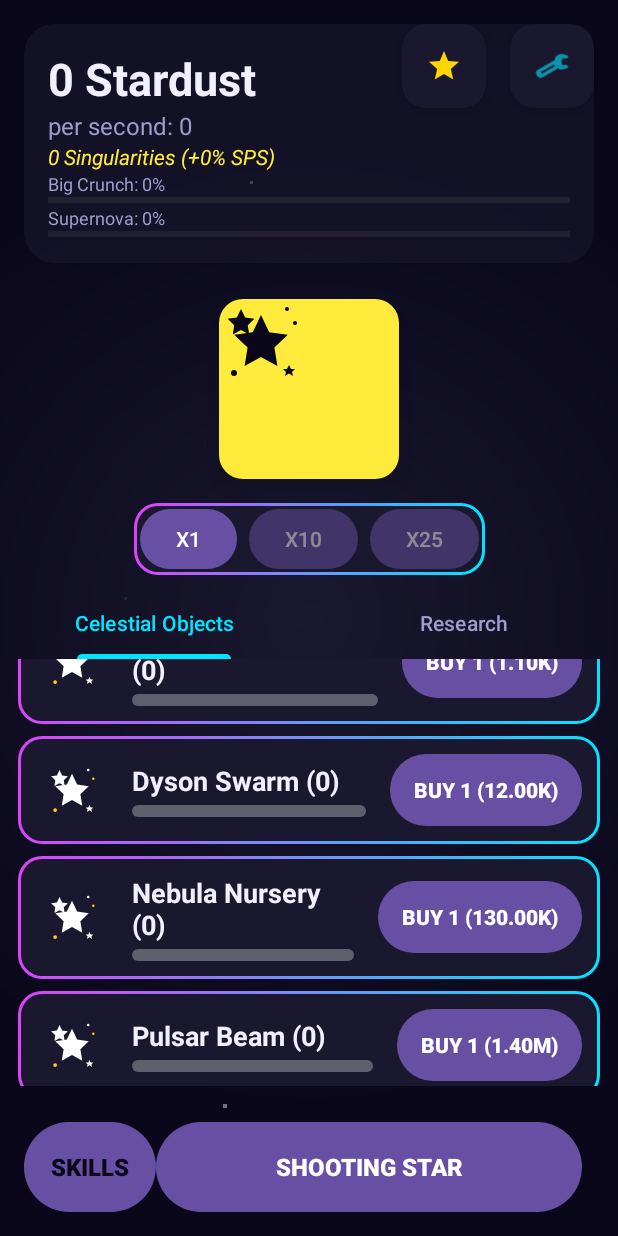
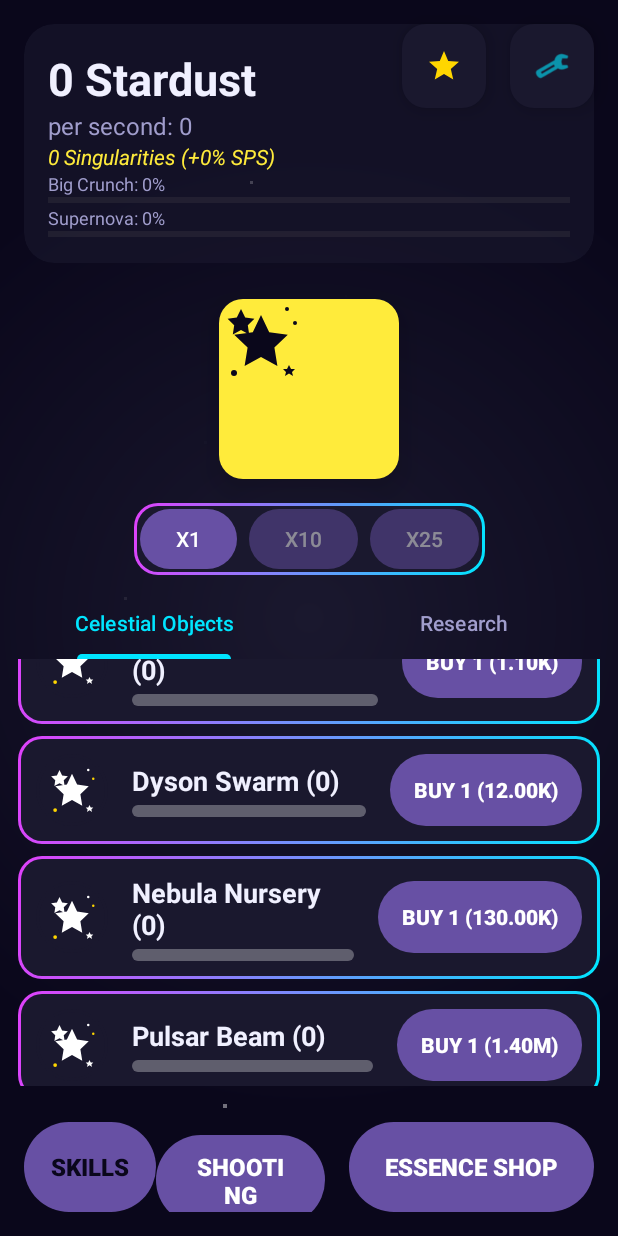
Before and after one commit to Annguyen0410/IdleClickerGame, an Android app: the screen it shows after launch (MainActivity), scrolled down 198 dp, on a phone screen of 412 x 824 dp. Run offline under Robolectric (Android 15) with nearby library versions, the phone set to English and light mode, and no system bars.

Commit message:
Add Cosmic Essence Shop with permanent perks and UI elements
Co-authored-by: annguyen0410 <annguyen0410@csu.fullerton.edu>

```diff
--- /dev/null
+++ b/app/src/main/java/com/zaigame/IdleClickerGame/EssencePerk.java
@@ -0,0 +1,26 @@
+package com.zaigame.IdleClickerGame;
+
+import java.io.Serializable;
+
+public class EssencePerk implements Serializable {
+    private final String id;
+    private final String name;
+    private final String description;
+    private final int costEssence;
+    private boolean purchased;
+
+    public EssencePerk(String id, String name, String description, int costEssence) {
+        this.id = id;
+        this.name = name;
+        this.description = description;
+        this.costEssence = costEssence;
+        this.purchased = false;
+    }
+
+    public String getId() { return id; }
+    public String getName() { return name; }
+    public String getDescription() { return description; }
+    public int getCostEssence() { return costEssence; }
+    public boolean isPurchased() { return purchased; }
+    public void setPurchased(boolean purchased) { this.purchased = purchased; }
+}
--- a/app/src/main/java/com/zaigame/IdleClickerGame/MainActivity.java
+++ b/app/src/main/java/com/zaigame/IdleClickerGame/MainActivity.java
@@ -49,8 +49,8 @@ public class MainActivity extends AppCompatActivity {
     private TextView tvStardustCount, tvSps, tvSingularityCount;
     private TextView tvSupernovaProgress, tvBigCrunchProgress;
     private FloatingActionButton btnClickStar, btnSettings, btnAchievements;
-    private Button btnSupernova, btnShootingStar, btnSkillTree, btnBigCrunch; // MODIFIED: Added btnBigCrunch
-    private Button btnBuy1, btnBuy10, btnBuy25; // NEW: Buy amount buttons
+    private Button btnSupernova, btnShootingStar, btnSkillTree, btnBigCrunch, btnEssenceShop;
+    private Button btnBuy1, btnBuy10, btnBuy25;
     private LinearLayout llUpgradesContainer;
     private ConstraintLayout rootLayout;
     private TabLayout tabLayout;
@@ -83,6 +83,7 @@ public class MainActivity extends AppCompatActivity {
     private final List<ResearchUpgrade> researchUpgrades = new ArrayList<>();
     private final List<Achievement> achievements = new ArrayList<>();
     private final List<Skill> skills = new ArrayList<>();
+    private final List<EssencePerk> essencePerks = new ArrayList<>();
 
     // --- Handlers ---
     private final Handler gameLoopHandler = new Handler();
@@ -109,7 +110,7 @@ public class MainActivity extends AppCompatActivity {
     private static final String PREFS_NAME = "CosmicClickerPrefs";
     private static final String KEY_STARDUST = "stardustCount";
     private static final String KEY_SINGULARITY = "singularityCount";
-    private static final String KEY_COSMIC_ESSENCE = "cosmicEssence"; // NEW
+    private static final String KEY_COSMIC_ESSENCE = "cosmicEssence";
     private static final String KEY_UPGRADE_COUNT_PREFIX = "upgrade_count_";
     private static final String KEY_RESEARCH_PREFIX = "research_";
     private static final String KEY_ACHIEVEMENT_PREFIX = "achievement_";
@@ -118,6 +119,7 @@ public class MainActivity extends AppCompatActivity {
     private static final String KEY_LAST_DAILY_REWARD = "lastDailyReward";
     private static final String KEY_TOTAL_CLICKS = "totalClicks";
     private static final String KEY_TOTAL_STARDUST_EARNED = "totalStardustEarned";
+    private static final String KEY_PERK_PREFIX = "perk_";
     private static final long DAILY_REWARD_AMOUNT = 1000000000;
 
     // NEW: Progress bars for major prestige goals
@@ -134,6 +136,7 @@ public class MainActivity extends AppCompatActivity {
         setupResearchUpgrades();
         setupAchievements();
         setupSkills();
+        setupEssencePerks();
 
         prefs = getSharedPreferences(PREFS_NAME, Context.MODE_PRIVATE);
         loadGame();
@@ -203,7 +206,8 @@ public class MainActivity extends AppCompatActivity {
         btnSkillTree = findViewById(R.id.btnSkillTree);
         btnSupernova = findViewById(R.id.btnSupernova);
         btnShootingStar = findViewById(R.id.btnShootingStar);
-        btnBigCrunch = findViewById(R.id.btnBigCrunch); // NEW
+        btnBigCrunch = findViewById(R.id.btnBigCrunch);
+        btnEssenceShop = findViewById(R.id.btnEssenceShop);
         llUpgradesContainer = findViewById(R.id.llUpgradesContainer);
         tabLayout = findViewById(R.id.tabLayout);
 
@@ -219,7 +223,8 @@ public class MainActivity extends AppCompatActivity {
         btnSettings.setOnClickListener(v -> showSettingsDialog());
         btnAchievements.setOnClickListener(v -> showAchievementsDialog());
         btnSkillTree.setOnClickListener(v -> showSkillTreeDialog());
-        btnBigCrunch.setOnClickListener(v -> triggerBigCrunch()); // NEW
+        btnBigCrunch.setOnClickListener(v -> triggerBigCrunch());
+        btnEssenceShop.setOnClickListener(v -> showEssenceShopDialog());
 
         // --- NEW: Listeners for buy amount toggles ---
         btnBuy1.setOnClickListener(v -> setBuyAmount(1));
@@ -302,6 +307,12 @@ public class MainActivity extends AppCompatActivity {
         skills.add(new Skill("sing_1", "Supernova Insight", "+2% Singularities earned per level.", SkillType.SINGULARITY_BOOST, 10, 3, null));
         skills.add(new Skill("sing_2", "Singularity Attunement", "Singularity SPS bonus is +1% stronger per level.", SkillType.SINGULARITY_BOOST, 5, 50, "sing_1"));
     }
+    private void setupEssencePerks() {
+        essencePerks.clear();
+        essencePerks.add(new EssencePerk("perk_sps_boost", "Interstellar Booster", "+50% total SPS permanently.", 1));
+        essencePerks.add(new EssencePerk("perk_cost_reduction", "Quantum Construct", "All Celestial Objects 15% cheaper.", 2));
+        essencePerks.add(new EssencePerk("perk_click_bonus", "Eternal Clicker", "+10 Stardust per click.", 1));
+    }
 
     // --- Core Game Logic ---
     private void onStarClicked() {
@@ -310,6 +321,9 @@ public class MainActivity extends AppCompatActivity {
         clickValue = clickValue.add(BigInteger.valueOf(getSkillLevel("click_1")));
         if (getResearch("research_click_sps").isPurchased()) {
             clickValue = clickValue.add(BigInteger.valueOf(totalSps / 100));
+        }
+        if (getPerk("perk_click_bonus").isPurchased()) {
+            clickValue = clickValue.add(BigInteger.TEN);
         }
         showStardustPopup(clickValue, btnClickStar);
         stardustCount = stardustCount.add(clickValue);
@@ -390,6 +404,11 @@ public class MainActivity extends AppCompatActivity {
             totalSpsDecimal = totalSpsDecimal.multiply(essenceMultiplier);
         }
 
+        // Apply Interstellar Booster perk (x1.5 SPS)
+        if (getPerk("perk_sps_boost").isPurchased()) {
+            totalSpsDecimal = totalSpsDecimal.multiply(new BigDecimal("1.5"));
+        }
+
         // Apply singularity bonus using the new helper method
         BigDecimal singularityMultiplier = BigDecimal.ONE.add(BigDecimal.valueOf(singularityCount * getSingularityBonus()));
         totalSpsDecimal = totalSpsDecimal.multiply(singularityMultiplier);
@@ -460,12 +479,15 @@ public class MainActivity extends AppCompatActivity {
         SharedPreferences.Editor editor = prefs.edit();
         editor.putString(KEY_STARDUST, stardustCount.toString());
         editor.putInt(KEY_SINGULARITY, singularityCount);
-        editor.putInt(KEY_COSMIC_ESSENCE, cosmicEssence); // NEW
+        editor.putInt(KEY_COSMIC_ESSENCE, cosmicEssence);
         for (int i = 0; i < upgrades.size(); i++) editor.putInt(KEY_UPGRADE_COUNT_PREFIX + i, upgrades.get(i).count);
         for (ResearchUpgrade research : researchUpgrades) editor.putBoolean(KEY_RESEARCH_PREFIX + research.getId(), research.isPurchased());
         for (Achievement achievement : achievements) editor.putBoolean(KEY_ACHIEVEMENT_PREFIX + achievement.getId(), achievement.isUnlocked());
         for (Skill skill : skills) {
             editor.putInt(KEY_SKILL_LEVEL_PREFIX + skill.getId(), skill.getCurrentLevel());
+        }
+        for (EssencePerk perk : essencePerks) {
+            editor.putBoolean(KEY_PERK_PREFIX + perk.getId(), perk.isPurchased());
         }
         editor.putLong(KEY_TOTAL_CLICKS, totalClicks);
         editor.putString(KEY_TOTAL_STARDUST_EARNED, totalStardustEverEarned.toString());
@@ -476,12 +498,15 @@ public class MainActivity extends AppCompatActivity {
     private void loadGame() {
         stardustCount = new BigInteger(prefs.getString(KEY_STARDUST, "0"));
         singularityCount = prefs.getInt(KEY_SINGULARITY, 0);
-        cosmicEssence = prefs.getInt(KEY_COSMIC_ESSENCE, 0); // NEW
+        cosmicEssence = prefs.getInt(KEY_COSMIC_ESSENCE, 0);
         for (int i = 0; i < upgrades.size(); i++) upgrades.get(i).count = prefs.getInt(KEY_UPGRADE_COUNT_PREFIX + i, 0);
         for (ResearchUpgrade research : researchUpgrades) research.setPurchased(prefs.getBoolean(KEY_RESEARCH_PREFIX + research.getId(), false));
         for (Achievement achievement : achievements) achievement.setUnlocked(prefs.getBoolean(KEY_ACHIEVEMENT_PREFIX + achievement.getId(), false));
         for (Skill skill : skills) {
             skill.setCurrentLevel(prefs.getInt(KEY_SKILL_LEVEL_PREFIX + skill.getId(), 0));
+        }
+        for (EssencePerk perk : essencePerks) {
+            perk.setPurchased(prefs.getBoolean(KEY_PERK_PREFIX + perk.getId(), false));
         }
         totalClicks = prefs.getLong(KEY_TOTAL_CLICKS, 0);
         totalStardustEverEarned = new BigInteger(prefs.getString(KEY_TOTAL_STARDUST_EARNED, "0"));
@@ -1010,7 +1035,12 @@ public class MainActivity extends AppCompatActivity {
         if (costReductionLevel > 0) {
             BigDecimal reductionPercent = BigDecimal.valueOf(costReductionLevel * 0.01);
             BigDecimal multiplier = BigDecimal.ONE.subtract(reductionPercent);
-            return new BigDecimal(originalCost).multiply(multiplier).toBigInteger();
+            originalCost = new BigDecimal(originalCost).multiply(multiplier).toBigInteger();
+        }
+        // Apply Quantum Construct perk
+        if (getPerk("perk_cost_reduction").isPurchased()) {
+            BigDecimal multiplier = BigDecimal.valueOf(0.85); // 15% cheaper
+            originalCost = new BigDecimal(originalCost).multiply(multiplier).toBigInteger();
         }
         return originalCost;
     }
@@ -1118,4 +1148,47 @@ public class MainActivity extends AppCompatActivity {
         };
         autoSaveHandler.postDelayed(autoSaveRunnable, 10000);
     }
+    private EssencePerk getPerk(String id) {
+        for (EssencePerk p : essencePerks) if (p.getId().equals(id)) return p;
+        return new EssencePerk("","", "", 0);
+    }
+    private void showEssenceShopDialog() {
+        MaterialAlertDialogBuilder builder = new MaterialAlertDialogBuilder(this);
+        View dialogView = getLayoutInflater().inflate(R.layout.dialog_essence_shop, null);
+        LinearLayout container = dialogView.findViewById(R.id.llPerkContainer);
+        TextView tvEssence = dialogView.findViewById(R.id.tvCurrentEssence);
+        tvEssence.setText(String.format(Locale.getDefault(), "%d Cosmic Essence", cosmicEssence));
+        container.removeAllViews();
+
+        for (EssencePerk perk : essencePerks) {
+            View item = getLayoutInflater().inflate(R.layout.essence_perk_item, container, false);
+            TextView name = item.findViewById(R.id.tvPerkName);
+            TextView desc = item.findViewById(R.id.tvPerkDesc);
+            Button btnBuy = item.findViewById(R.id.btnBuyPerk);
+
+            name.setText(perk.getName());
+            desc.setText(perk.getDescription());
+
+            if (perk.isPurchased()) {
+                btnBuy.setText("OWNED");
+                btnBuy.setEnabled(false);
+                item.setAlpha(0.6f);
+            } else {
+                btnBuy.setText(String.format(Locale.getDefault(), "Buy (%d)", perk.getCostEssence()));
+                boolean canAfford = cosmicEssence >= perk.getCostEssence();
+                btnBuy.setEnabled(canAfford);
+                btnBuy.setOnClickListener(v -> {
+                    cosmicEssence -= perk.getCostEssence();
+                    perk.setPurchased(true);
+                    recalculateSps();
+                    updateUI();
+                    saveGame();
+                    showEssenceShopDialog(); // reopen to refresh
+                });
+            }
+            container.addView(item);
+        }
+
+        builder.setView(dialogView).setPositiveButton("Close", (d, w) -> d.dismiss()).show();
+    }
 }
--- a/app/src/main/res/layout/activity_main.xml
+++ b/app/src/main/res/layout/activity_main.xml
@@ -285,6 +285,18 @@
             android:textStyle="bold"
             android:visibility="gone"
             android:layout_marginStart="8dp"/>
+        <Button
+            android:id="@+id/btnEssenceShop"
+            style="@style/Widget.AppCompat.Button.Borderless"
+            android:layout_width="wrap_content"
+            android:layout_height="60dp"
+            android:background="@drawable/modern_button_background"
+            android:backgroundTint="@color/accent_cyan"
+            android:text="ESSENCE SHOP"
+            android:textColor="@color/white"
+            android:textSize="16sp"
+            android:textStyle="bold"
+            android:layout_marginStart="8dp"/>
     </LinearLayout>
 
 
```
Also changed, not shown: app/src/main/res/layout/dialog_essence_shop.xml (added, +28 -0 lines), app/src/main/res/layout/essence_perk_item.xml (added, +56 -0 lines).
